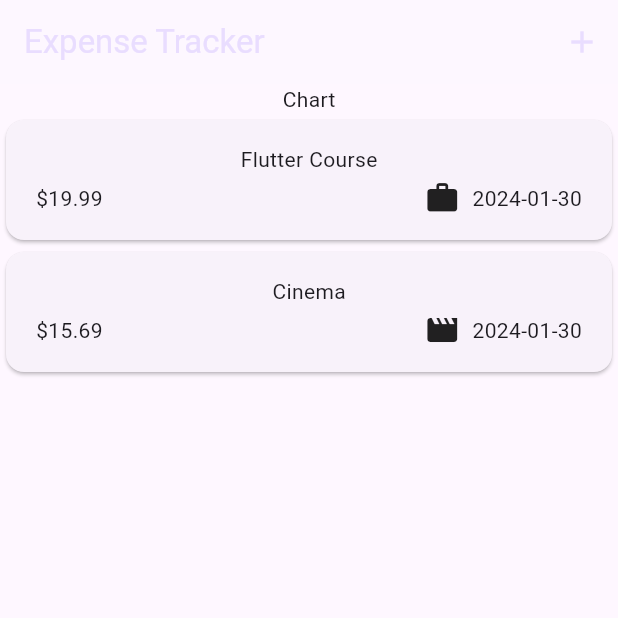
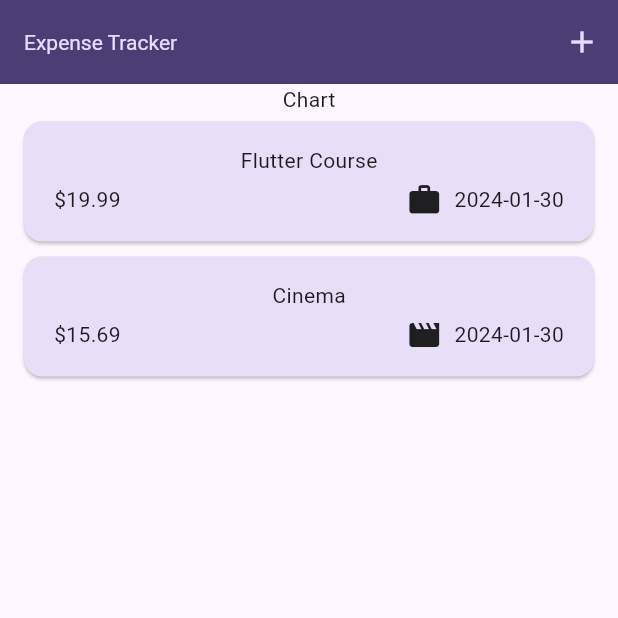
Before and after one commit to jsmile/expense_tracker, a Flutter app: the screen it shows after launch, on a phone screen of 412 x 824 dp, the top half of it. Run offline on Flutter 3.47's test engine with Material 3 defaults, Android fonts, the phone set to English and light mode, and no system bars; missing offline and left inert: ansicolor.

Commit message:
Theme - ColorScheme, ElevatedButtonTheme, TextTheme with .copyWith() and .styleFrom()

```diff
--- a/lib/src/app.dart
+++ b/lib/src/app.dart
@@ -17,10 +17,40 @@ class App extends StatelessWidget {
       theme: ThemeData(useMaterial3: true).copyWith(
         // useMaterial3: true,  deprecated
         colorScheme: kColorScheme,
-        appBarTheme: const AppBarTheme(
+        appBarTheme: const AppBarTheme().copyWith(
           backgroundColor: kColorScheme.onPrimaryContainer,
           foregroundColor: kColorScheme.primaryContainer,
         ),
+        cardTheme: const CardTheme().copyWith(
+          color: kColorScheme.secondaryContainer,
+          margin: const EdgeInsets.symmetric(
+            horizontal: 16.0,
+            vertical: 5.0,
+          ),
+        ),
+        // no ElevatedButtonThemeData() 에는 .copyWith() 가 없음.
+        // elevatedButtonTheme: ElevatedButtonThemeData().copyWith(),
+        elevatedButtonTheme: ElevatedButtonThemeData(
+          style: ElevatedButton.styleFrom(
+            backgroundColor: kColorScheme.primaryContainer,
+          ),
+        ),
+        textTheme: ThemeData().textTheme.copyWith(
+              titleLarge: TextStyle(
+                // color: Colors.red, // forgroundColor 가 아닌 곳에서만 적용됨.
+                color: kColorScheme.secondaryContainer,
+                fontSize: 14.0,
+                fontWeight: FontWeight.normal,
+              ),
+            ),
+        // 아래와 같은 형식으로도 가능
+        // textTheme: ThemeData().textTheme.copyWith(
+        //       titleLarge: ThemeData().textTheme.titleLarge!.copyWith(
+        //             color: kColorScheme.secondaryContainer,
+        //             fontSize: 20.0,
+        //             fontWeight: FontWeight.bold,
+        //           ),
+        //     ),
       ), // 최신 버전에서는 기본값이 true
       home: const Expenses(),
     );
```
